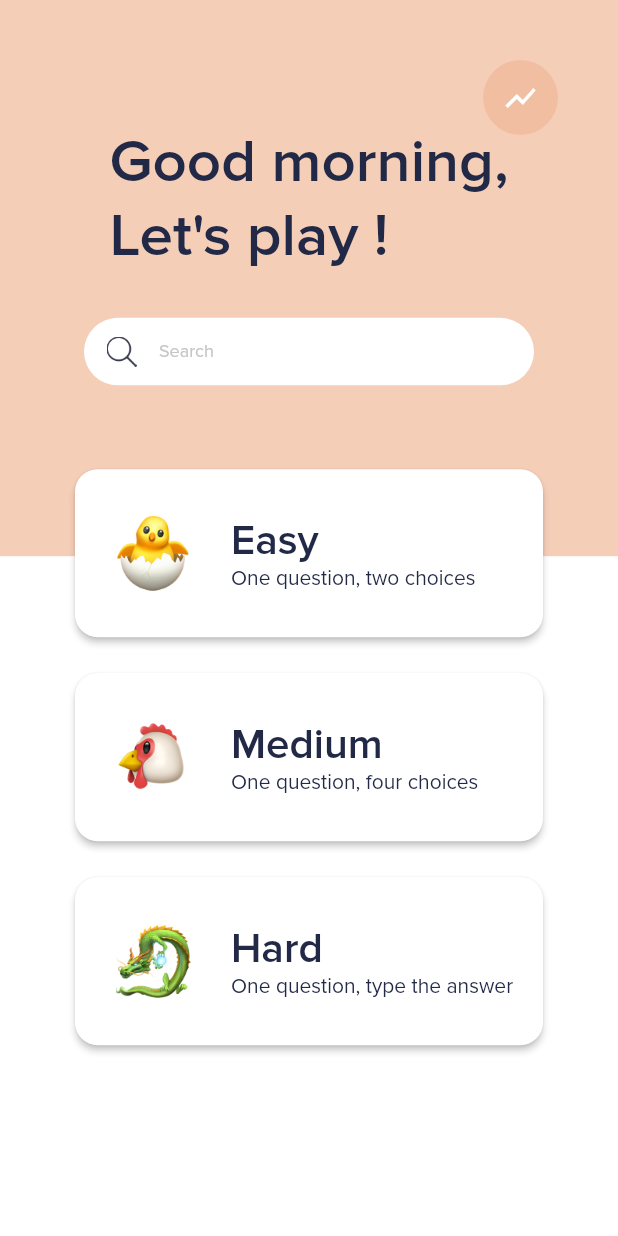
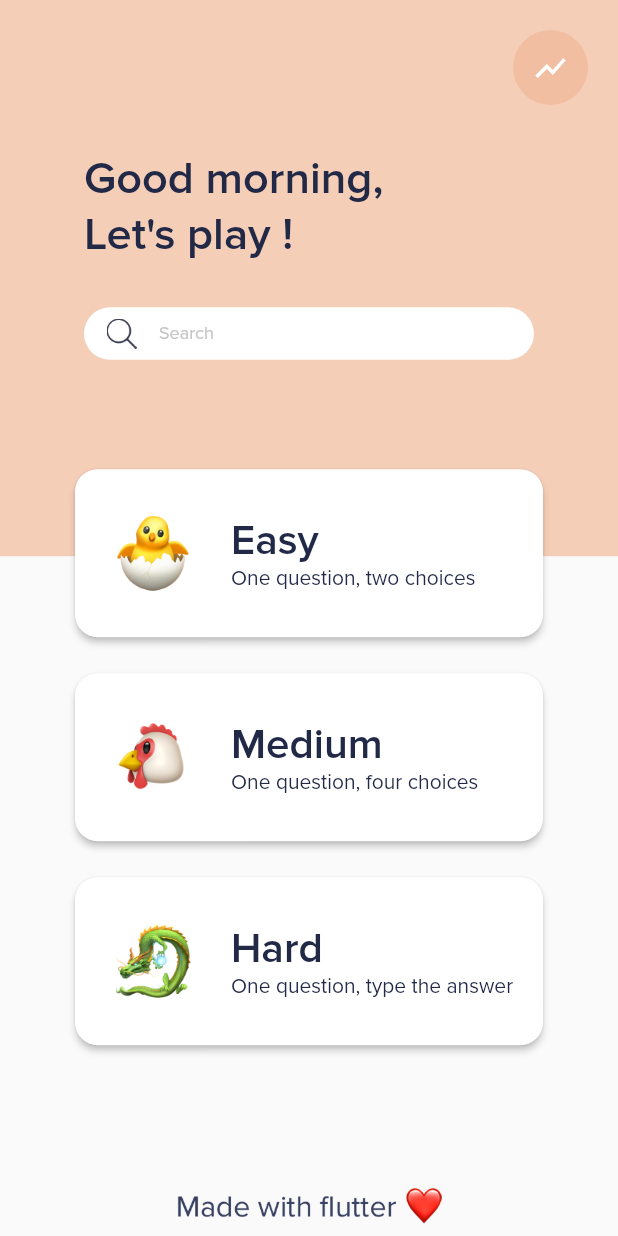
Before and after one commit to smartnsoft/capitals, a Flutter app: the screen it shows after launch, on a phone screen of 412 x 824 dp. Run offline on Flutter 3.47's test engine with Material 2 defaults, Android fonts, the phone set to English and light mode, and no system bars.

Commit message:
Add bottom widget and handle scrolling area

```diff
--- a/lib/ui/app_theme.dart
+++ b/lib/ui/app_theme.dart
@@ -14,7 +14,7 @@ class _Colors {
 /// Values
 class _Values {
   /// Home cards overflow on Header
-  double get cardsOverflow => 70;
+  double get cellsOverflow => 70;
 
   /// Home Header height ratio
   double get headerHeightRatio => .45;
@@ -42,6 +42,9 @@ class _Values {
 
   /// Small screen search width
   double get smallSearchWidth => 300;
+
+  /// Made with flutter height
+  double get madeWithFlutterHeight => 25;
 }
 
 /// Images paths
@@ -53,6 +56,8 @@ class _Images {
   String get hard => "assets/images/hard.png";
 
   String get icSearch => "assets/images/ic_search.png";
+
+  String get madeWithFlutter => "assets/images/made_with_flutter.png";
 }
 
 /// Texts Styles
@@ -64,6 +69,13 @@ class _TextStyles {
   TextStyle get bigScreenTitle => TextStyle(
         color: colors.appBlack,
         fontSize: 40,
+        fontWeight: FontWeight.w700,
+        fontFamily: "ProxymaNova",
+      );
+
+  TextStyle get mediumScreenTitle => TextStyle(
+        color: colors.appBlack,
+        fontSize: 30,
         fontWeight: FontWeight.w700,
         fontFamily: "ProxymaNova",
       );
--- a/lib/ui/home/header.dart
+++ b/lib/ui/home/header.dart
@@ -9,36 +9,43 @@ class Header extends StatelessWidget {
   @override
   Widget build(BuildContext context) {
     return Container(
-      height: MediaQuery.of(context).size.height * AppTheme.of(context).values.headerHeightRatio,
+      height: MediaQuery.of(context).size.height * .45,
       color: AppTheme.of(context).colors.primary,
       child: Stack(
         children: <Widget>[
           Positioned(
-            top: 40,
-            right: 40,
+            top: 20,
+            right: 20,
             child: RankingButton(),
           ),
           Positioned(
             top: 0,
             left: 0,
             right: 0,
-            bottom: AppTheme.of(context).values.cardsOverflow,
+            bottom: AppTheme.of(context).values.cellsOverflow,
+            child: Center(
               child: Column(
                 mainAxisAlignment: MainAxisAlignment.center,
+                crossAxisAlignment: Utils.isBigScreen(context) ? CrossAxisAlignment.center : CrossAxisAlignment.start,
                 children: <Widget>[
                   Column(
-                  crossAxisAlignment: Utils.isBigScreen(context) ? CrossAxisAlignment.center : CrossAxisAlignment.start,
+                    crossAxisAlignment:
+                        Utils.isBigScreen(context) ? CrossAxisAlignment.center : CrossAxisAlignment.start,
                     children: <Widget>[
                       SizedBox(
                         height: 40,
                       ),
                       Text(
                         I18n.of(context).good_morning,
-                      style: AppTheme.of(context).textStyles.bigScreenTitle,
+                        style: Utils.isBigScreen(context)
+                            ? AppTheme.of(context).textStyles.bigScreenTitle
+                            : AppTheme.of(context).textStyles.mediumScreenTitle,
                       ),
                       Text(
                         I18n.of(context).lets_play,
-                      style: AppTheme.of(context).textStyles.bigScreenTitle,
+                        style: Utils.isBigScreen(context)
+                            ? AppTheme.of(context).textStyles.bigScreenTitle
+                            : AppTheme.of(context).textStyles.mediumScreenTitle,
                       ),
                     ],
                   ),
@@ -48,6 +55,7 @@ class Header extends StatelessWidget {
                   Search(),
                 ],
               ),
+            ),
           )
         ],
       ),
--- a/lib/ui/home/home.dart
+++ b/lib/ui/home/home.dart
@@ -6,6 +6,33 @@ import 'package:flappy_capitals/utils.dart';
 import 'package:flutter/material.dart';
 
 class Home extends StatelessWidget {
+  @override
+  Widget build(BuildContext context) {
+    return Scaffold(
+      body: SingleChildScrollView(
+        child: Container(
+          height: _getScrollableHeight(context),
+          child: Stack(
+            children: <Widget>[
+              Container(
+                color: Colors.white,
+                child: Header(),
+              ),
+              Positioned(
+                top: MediaQuery.of(context).size.height * AppTheme.of(context).values.headerHeightRatio -
+                    AppTheme.of(context).values.cellsOverflow,
+                left: 0,
+                right: 0,
+                bottom: 0,
+                child: _buildCells(context),
+              ),
+            ],
+          ),
+        ),
+      ),
+    );
+  }
+
   Widget _buildCells(BuildContext context) {
     final List<Widget> cells = [
       Cell(
@@ -24,53 +51,48 @@ class Home extends StatelessWidget {
         description: I18n.of(context).hard_description,
       ),
     ];
+
+    Widget cellsWidgets = Column(
+      children: cells,
+    );
+
     if (Utils.isBigScreen(context)) {
-      return Row(
+      cellsWidgets = Row(
         mainAxisAlignment: MainAxisAlignment.center,
         children: cells,
       );
     }
 
     return Column(
-      children: cells,
+      mainAxisSize: MainAxisSize.max,
+      mainAxisAlignment: MainAxisAlignment.spaceBetween,
+      children: <Widget>[
+        cellsWidgets,
+        Padding(
+          padding: const EdgeInsets.only(bottom: 8.0),
+          child: Image.asset(
+            AppTheme.of(context).images.madeWithFlutter,
+            height: AppTheme.of(context).values.madeWithFlutterHeight,
+            width: 200,
+          ),
+        ),
+      ],
     );
   }
 
-  @override
-  Widget build(BuildContext context) {
-    return Scaffold(
-      backgroundColor: AppTheme.of(context).colors.primary,
-      body: LayoutBuilder(
-        builder: (context, constraints) {
-          return ConstrainedBox(
-            constraints: BoxConstraints(
-              minHeight: constraints.maxHeight,
-              minWidth: constraints.maxWidth,
-            ),
-            child: SingleChildScrollView(
-              child: Container(
-                color: Colors.white,
-                height: MediaQuery.of(context).size.height,
-                child: Stack(
-                  children: <Widget>[
-                    Container(
-                      color: Colors.white,
-                      child: Header(),
-                    ),
-                    Positioned(
-                      top: MediaQuery.of(context).size.height * AppTheme.of(context).values.headerHeightRatio -
-                          AppTheme.of(context).values.cardsOverflow,
-                      left: 0,
-                      right: 0,
-                      child: _buildCells(context),
-                    ),
-                  ],
-                ),
-              ),
-            ),
-          );
-        },
-      ),
-    );
+  /// This function calculate the size of the scrollable area.
+  /// On small devices, we may have to scroll in order to see all cells and bottom message.
+  /// But as we are using a Stack, we have to make this little math to calculate the scrolling area.
+  double _getScrollableHeight(BuildContext context) {
+    final double screenHeight = MediaQuery.of(context).size.height;
+    if (Utils.isBigScreen(context)) return screenHeight;
+    final double headerHeight = AppTheme.of(context).values.headerHeightRatio * screenHeight;
+    final double cardsColumnHeight = AppTheme.of(context).values.smallCellHeight * 3 +
+        AppTheme.of(context).values.bigCellsSpacing * 2 -
+        AppTheme.of(context).values.cellsOverflow;
+
+    final totalHeightTakenByWidgets =
+        headerHeight + cardsColumnHeight + AppTheme.of(context).values.madeWithFlutterHeight + 30;
+    return totalHeightTakenByWidgets < screenHeight ? screenHeight : totalHeightTakenByWidgets;
   }
 }
--- a/lib/ui/home/search.dart
+++ b/lib/ui/home/search.dart
@@ -7,7 +7,7 @@ class Search extends StatelessWidget {
   @override
   Widget build(BuildContext context) {
     return Container(
-      height: 45,
+      height: Utils.isBigScreen(context) ? 45 : 35,
       width: Utils.isBigScreen(context)
           ? AppTheme.of(context).values.bigSearchWidth
           : AppTheme.of(context).values.smallSearchWidth,
```
Also changed, not shown: assets/images/made_with_flutter.png (added). Lines whose indentation alone changed are shown as unchanged.
